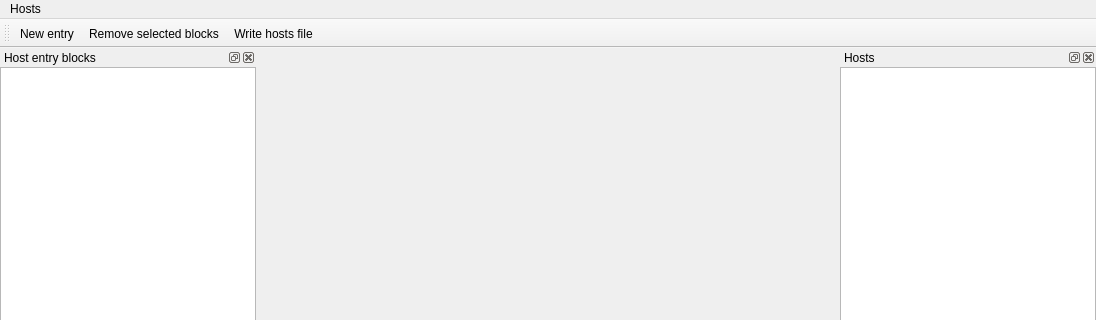
Qt form src/mainwindow.ui (pbek/hswitch) before a commit; both pictures show x 0 to 1096 and y 0 to 320 of the 1096 by 923 pixel window.
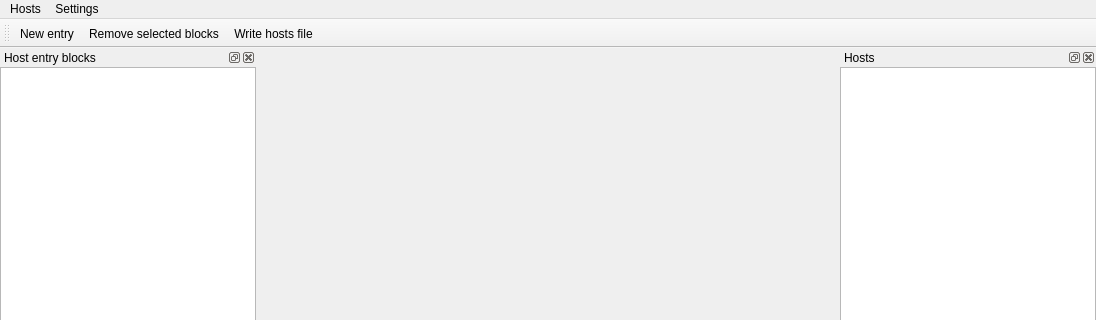
The same form after that commit. Icons and pictures are not drawn. Custom widgets are drawn as their Qt base class.

Diff of the .ui file:
```diff
--- a/src/mainwindow.ui
+++ b/src/mainwindow.ui
@@ -24,7 +24,7 @@
      <x>0</x>
      <y>0</y>
      <width>1096</width>
-     <height>37</height>
+     <height>25</height>
     </rect>
    </property>
    <widget class="QMenu" name="menuHost">
@@ -37,7 +37,14 @@
     <addaction name="separator"/>
     <addaction name="actionQuit"/>
    </widget>
+   <widget class="QMenu" name="menuSettings">
+    <property name="title">
+     <string>Settings</string>
+    </property>
+    <addaction name="actionReset_message_boxes"/>
+   </widget>
    <addaction name="menuHost"/>
+   <addaction name="menuSettings"/>
   </widget>
   <widget class="QToolBar" name="mainToolBar">
    <attribute name="toolBarArea">
```
Left out of the diff: 8 changed lines with no effect on the pictures.
